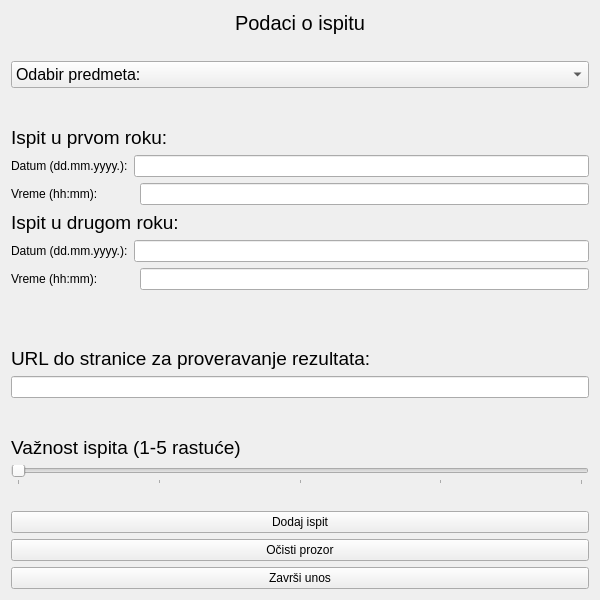
Qt form Planer/MatfPlaner/forms/InsertExams.ui (stenjo1/MATF_Planner) before a commit.
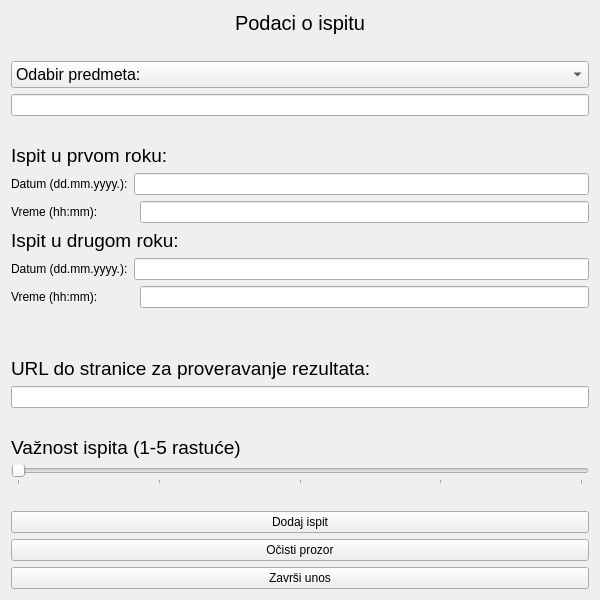
The same form after that commit.

The edit to the form file:
```diff
--- a/Planer/MatfPlaner/forms/InsertExams.ui
+++ b/Planer/MatfPlaner/forms/InsertExams.ui
@@ -50,6 +50,9 @@
      </item>
     </widget>
    </item>
+   <item>
+    <widget class="QLineEdit" name="lineEdit"/>
+   </item>
    <item>
     <spacer name="verticalSpacer_2">
      <property name="orientation">
```
